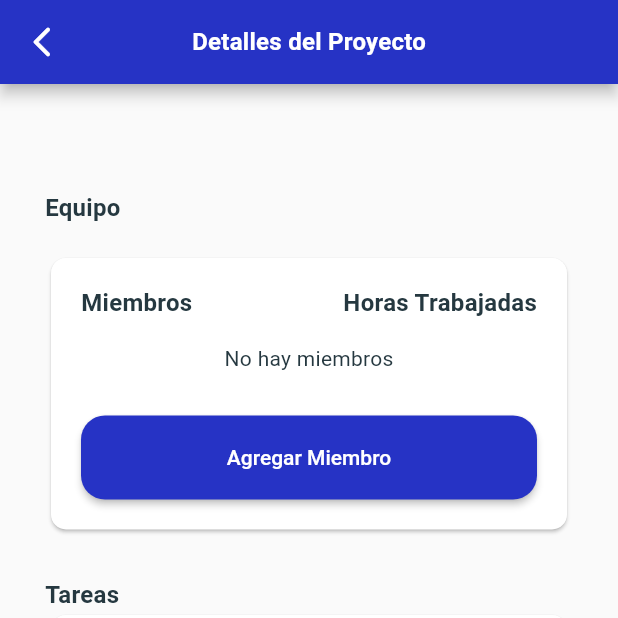
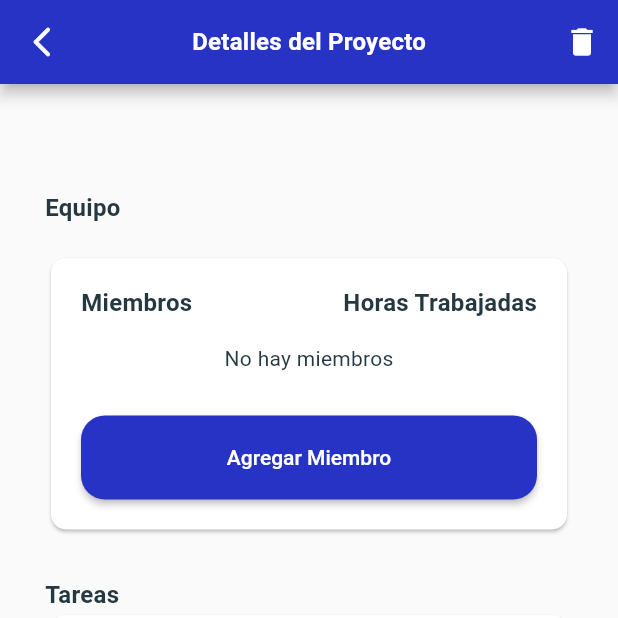
Before and after one commit to GreyHat147/work-flow-manager, a Flutter app: the DetailProjectView screen opened directly with empty values, on a phone screen of 412 x 824 dp, the top half of it. Run offline on Flutter 3.47's test engine with Material 2 defaults, Android fonts, the light colour scheme and no system bars; our stand-ins replace cloud_firestore, dropdown_search, equatable, firebase_auth, firebase_core, flutter_bloc and 2 more; accounts and stored records are empty.

Commit message:
chore: add logic to delete project

```diff
--- a/lib/repository/members/member_repository.dart
+++ b/lib/repository/members/member_repository.dart
@@ -18,7 +18,7 @@ class MemberRepository extends Cubit<MemberState> {
       await _firestore.collection('projects').doc(projectId).update({
         'members': FieldValue.arrayUnion([memberModel.toJson()])
       });
-      // memberModel.projects.add(projectId);
+      memberModel.projects.add(projectId);
     }
     await _firestore
         .collection('members')
--- a/lib/repository/projects/projects_state.dart
+++ b/lib/repository/projects/projects_state.dart
@@ -19,6 +19,11 @@ class ProjectDetailsState extends ProjectsState {
 
   ProjectDetailsState({required this.projectSelected});
 
+  @override
+  List<Object?> get props => [];
+}
+
+class ProjectDeletedState extends ProjectsState {
   @override
   List<Object?> get props => [];
 }
--- a/lib/view/project/detail_project_view.dart
+++ b/lib/view/project/detail_project_view.dart
@@ -9,20 +9,6 @@ import 'package:work_flow_manager/repository/projects/projects_state.dart';
 import 'package:work_flow_manager/view/member/create_member_view.dart';
 import 'package:work_flow_manager/view/task/create_task_view.dart';
 import 'package:work_flow_manager/view/widgets/widgets.dart';
-
-List<String> members = [
-  'Juan Perez',
-  'Jorge Osorio',
-  'Maria Camila',
-  'Sam Perez',
-];
-
-List<String> tasks = [
-  'Crear base de datos',
-  'Crear API',
-  'Crear UI',
-  'Crear',
-];
 
 class WorkedHoursData {
   WorkedHoursData(this.month, this.hours);
@@ -266,30 +252,77 @@ class _DetailProjectViewState extends State<DetailProjectView>
     );
   }
 
+  void _deleteProyect(String proyectId, BuildContext context) {
+    showDialog(
+      context: context,
+      builder: (_) => AlertDialog(
+        title: const Text("Eliminar Proyecto"),
+        content: const Text("¿Está seguro que desea eliminar el proyecto?"),
+        actions: [
+          TextButton(
+            onPressed: () => Navigator.pop(context),
+            child: const Text(
+              "Cancelar",
+              style: TextStyle(color: Colors.grey),
+            ),
+          ),
+          TextButton(
+            onPressed: () {
+              context.read<ProjectsRepository>().deleteProject(proyectId);
+              Navigator.pop(context);
+            },
+            child: const Text(
+              "Eliminar",
+              style: TextStyle(color: Colors.red),
+            ),
+          ),
+        ],
+      ),
+    );
+  }
+
   @override
   Widget build(BuildContext _) {
+    return BlocProvider(
+      create: (context) => getIt<ProjectsRepository>()..getProject(widget.id),
+      child: BlocConsumer<ProjectsRepository, ProjectsState>(
+        listener: (context, state) {
+          if (state is ProjectDeletedState) {
+            ScaffoldMessenger.of(context).showSnackBar(
+              const SnackBar(
+                content: Text('Proyecto eliminado exitosamente'),
+              ),
+            );
+            Navigator.pop(context);
+          }
+        },
+        builder: (BuildContext context, ProjectsState state) {
+          Widget body = const Center(
+            child: Text('Proyecto no encontrado'),
+          );
+
+          if (state is ProjectsLoadingState) {
+            body = const Center(
+              child: CircularProgressIndicator(),
+            );
+          } else if (state is ProjectDetailsState) {
+            body = _body(state.projectSelected, context);
+          }
+
           return Scaffold(
             appBar: AppBar(
               backgroundColor: AppTheme.nearlyDarkBlue,
               title: const Text('Detalles del Proyecto'),
+              actions: [
+                IconButton(
+                  onPressed: () => _deleteProyect(widget.id, context),
+                  icon: const Icon(Icons.delete),
                 ),
-      body: BlocProvider(
-        create: (context) => getIt<ProjectsRepository>()..getProject(widget.id),
-        child: BlocBuilder<ProjectsRepository, ProjectsState>(
-          builder: (BuildContext context, ProjectsState state) {
-            if (state is ProjectsLoadingState) {
-              return const Center(
-                child: CircularProgressIndicator(),
+              ],
+            ),
+            body: body,
           );
-            } else if (state is ProjectDetailsState) {
-              return _body(state.projectSelected, context);
-            } else {
-              return const Center(
-                child: Text('Proyecto no encontrado'),
-              );
-            }
         },
-        ),
       ),
     );
   }
```
Also changed, not shown: lib/repository/projects/projects_repository.dart (+5 -2 lines), lib/view/project/create_project_view.dart (+3 -7 lines). Lines whose indentation alone changed are shown as unchanged.
